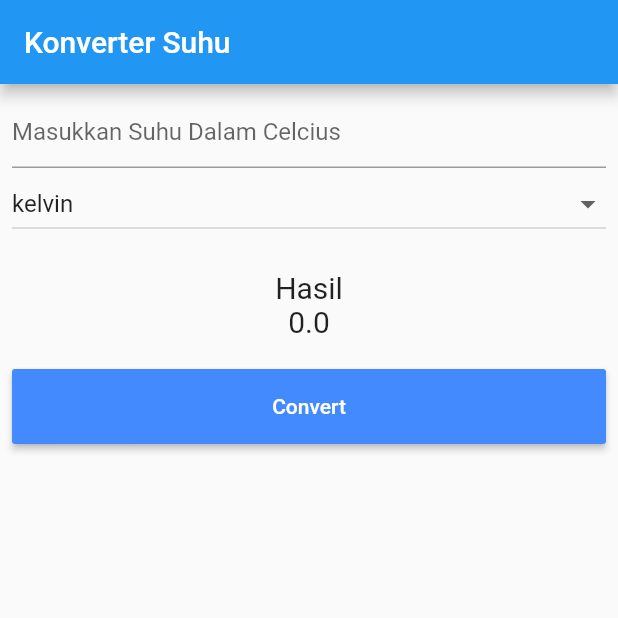
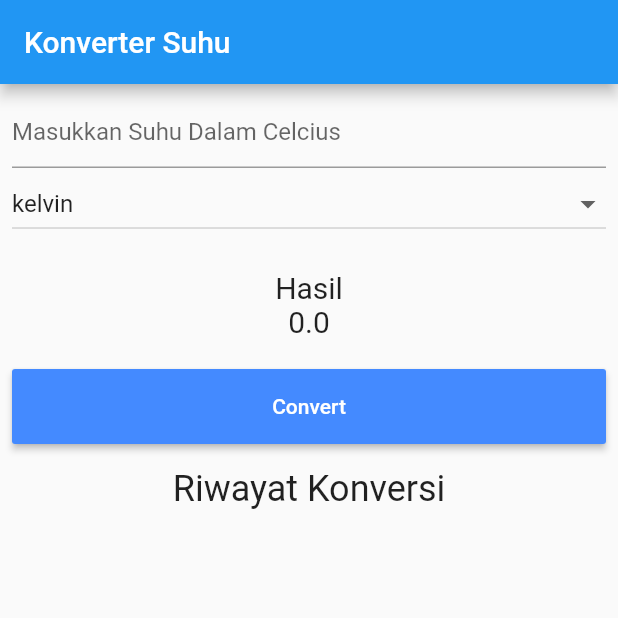
Before and after one commit to ahmadhafis/suhu_konverter, a Flutter app: the screen it shows after launch, after a tap on "Convert", on a phone screen of 412 x 824 dp, the top half of it. Run offline on Flutter 3.47's test engine with Material 2 defaults, Android fonts, the phone set to English and light mode, and no system bars.

Commit message:
Hasil akhir

```diff
--- a/lib/main.dart
+++ b/lib/main.dart
@@ -2,6 +2,7 @@ import 'package:flutter/material.dart';
 import 'package:flutter/services.dart';
 
 import 'widgets/convert.dart';
+import 'widgets/history.dart';
 import 'widgets/input.dart';
 import 'widgets/result.dart';
 
@@ -22,11 +23,19 @@ class _MyAppState extends State<MyApp> {
   double result = 0;
   String newValue = "kelvin";
 
+  List<String> listViewItem = [];
+
   konversi() {
     setState(() {
       inputUser = double.parse(etInput.text);
-      reamur = 4 / 5 * inputUser;
-      kelvin = inputUser + 273;
+
+      if (newValue == "kelvin") {
+        result = inputUser + 273;
+        listViewItem.add("kelvin: $result");
+      } else {
+        result = inputUser * (4 / 5);
+        listViewItem.add("reamur: $result");
+      }
     });
   }
 
@@ -52,7 +61,7 @@ class _MyAppState extends State<MyApp> {
         body: Container(
           margin: EdgeInsets.all(8),
           child: Column(
-            crossAxisAlignment: CrossAxisAlignment.start,
+            mainAxisAlignment: MainAxisAlignment.spaceBetween,
             children: [
               Input(etInput: etInput),
               //membuat dropdown
@@ -78,6 +87,14 @@ class _MyAppState extends State<MyApp> {
               Convert(
                 konversi: konversi,
               ),
+              Container(
+                margin: EdgeInsets.only(top:16,bottom: 18),
+                child: Text(
+                  "Riwayat Konversi",
+                  style: TextStyle(fontSize: 24),
+                ),
+              ),
+              History(listViewItem: listViewItem)
             ],
           ),
         ),
```
